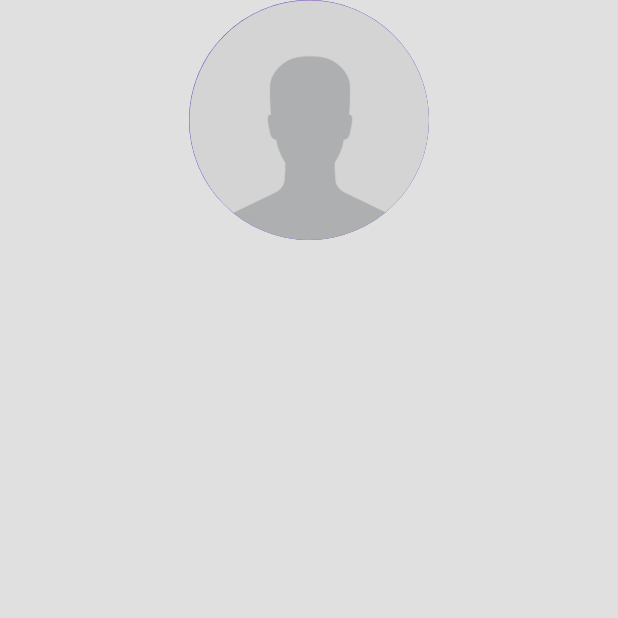
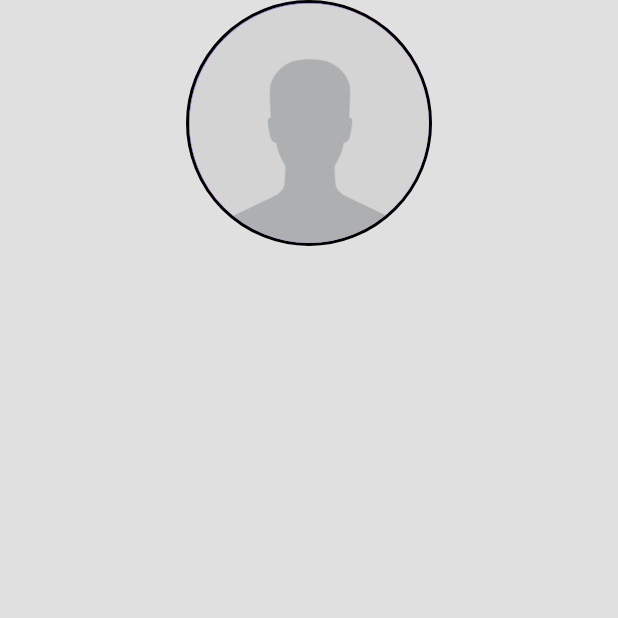
Before and after one commit to Devsaci/dakachatgpt_v2, a Flutter app: the screen it shows after launch, on a phone screen of 412 x 824 dp, the top half of it. Run offline on Flutter 3.47's test engine with Material 2 defaults, Android fonts, the light colour scheme and no system bars; our stand-ins replace firebase_core, shared_preferences; accounts and stored records are empty.

Commit message:
Container BoxDecoration

```diff
--- a/lib/authentication/registration_screen.dart
+++ b/lib/authentication/registration_screen.dart
@@ -17,9 +17,14 @@ class _RegistrationScreenState extends State<RegistrationScreen> {
         child: Center(
           child: Column(
             children: [
-              CircleAvatar(
-                radius: 80,
-                backgroundImage: AssetImage(AssetsManager.userIcon),
+              Container(
+                decoration: BoxDecoration(
+                    border: Border.all(color: Colors.black, width: 2),
+                    borderRadius: BorderRadius.circular(90)),
+                child: CircleAvatar(
+                  radius: 80,
+                  backgroundImage: AssetImage(AssetsManager.userIcon),
+                ),
               ),
             ],
           ),
```
